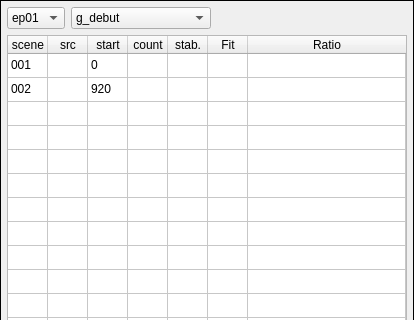
Before: the Qt Designer form tools/ui/ui/ui_widget_selection.ui in JepEtau/mco, drawn with Qt 5; both pictures show x 0 to 414 and y 0 to 320 of the 414 by 646 pixel window.
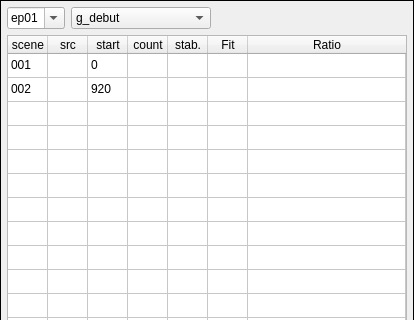
After: the same form once the commit is applied. Icons and pictures are not drawn.

Patch:
```diff
--- a/tools/ui/ui/ui_widget_selection.ui
+++ b/tools/ui/ui/ui_widget_selection.ui
@@ -75,6 +75,9 @@
             <height>0</height>
            </size>
           </property>
+          <property name="editable">
+           <bool>true</bool>
+          </property>
           <item>
            <property name="text">
             <string>ep01</string>
```
